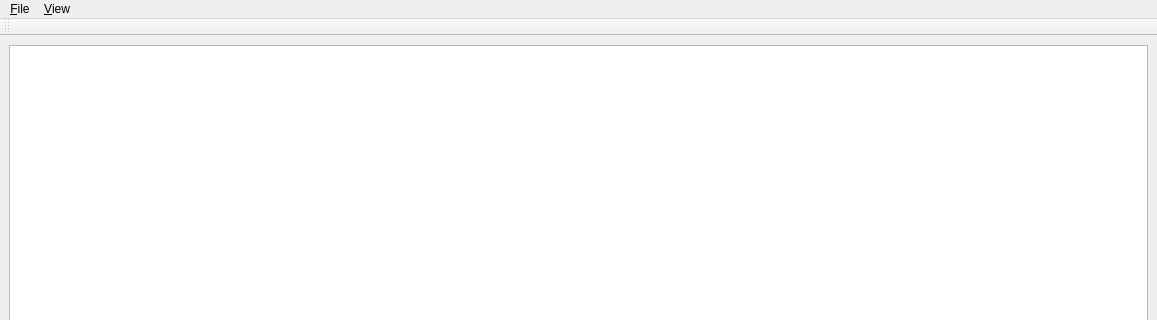
Before: the Qt Designer form src/main-window.ui in shundhammer/qdirstat, drawn with Qt 5; both pictures show x 0 to 1157 and y 0 to 320 of the 1157 by 650 pixel window.
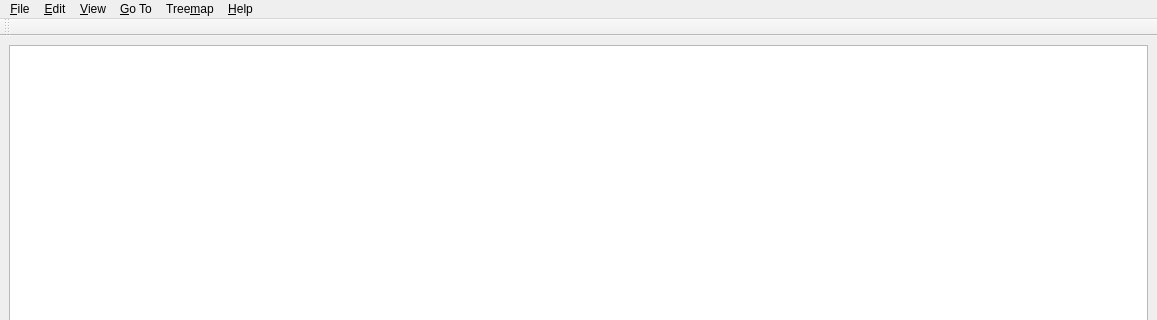
After: the same form once the commit is applied. Icons and pictures are not drawn. Custom widgets are drawn as their Qt base class.

Commit message: Added about dialog and some menu actions

```diff
--- a/src/main-window.ui
+++ b/src/main-window.ui
@@ -75,8 +75,52 @@
     <addaction name="actionCloseAllTreeLevels"/>
     <addaction name="menuExpandTreeToLevel"/>
    </widget>
+   <widget class="QMenu" name="menuEdit">
+    <property name="title">
+     <string>&amp;Edit</string>
+    </property>
+    <property name="toolTipsVisible">
+     <bool>true</bool>
+    </property>
+    <addaction name="actionCopyUrlToClipboard"/>
+   </widget>
+   <widget class="QMenu" name="menuTreemap">
+    <property name="title">
+     <string>Tree&amp;map</string>
+    </property>
+    <property name="toolTipsVisible">
+     <bool>true</bool>
+    </property>
+    <addaction name="actionShowTreemap"/>
+    <addaction name="separator"/>
+    <addaction name="actionTreemapZoomIn"/>
+    <addaction name="actionTreemapZoomOut"/>
+    <addaction name="actionResetTreemapZoom"/>
+    <addaction name="actionTreemapRebuild"/>
+   </widget>
+   <widget class="QMenu" name="menuGoTo">
+    <property name="title">
+     <string>&amp;Go To</string>
+    </property>
+    <property name="toolTipsVisible">
+     <bool>true</bool>
+    </property>
+    <addaction name="actionGoUp"/>
+    <addaction name="actionGoToToplevel"/>
+   </widget>
+   <widget class="QMenu" name="menuHelp">
+    <property name="title">
+     <string>&amp;Help</string>
+    </property>
+    <addaction name="actionAbout"/>
+    <addaction name="actionAboutQt"/>
+   </widget>
    <addaction name="menuFile"/>
+   <addaction name="menuEdit"/>
    <addaction name="menuView"/>
+   <addaction name="menuGoTo"/>
+   <addaction name="menuTreemap"/>
+   <addaction name="menuHelp"/>
   </widget>
   <widget class="QStatusBar" name="statusBar"/>
   <widget class="QToolBar" name="toolBar">
```
Left out of the diff: 122 changed lines with no effect on the pictures. The commit also changes 4 other files.
